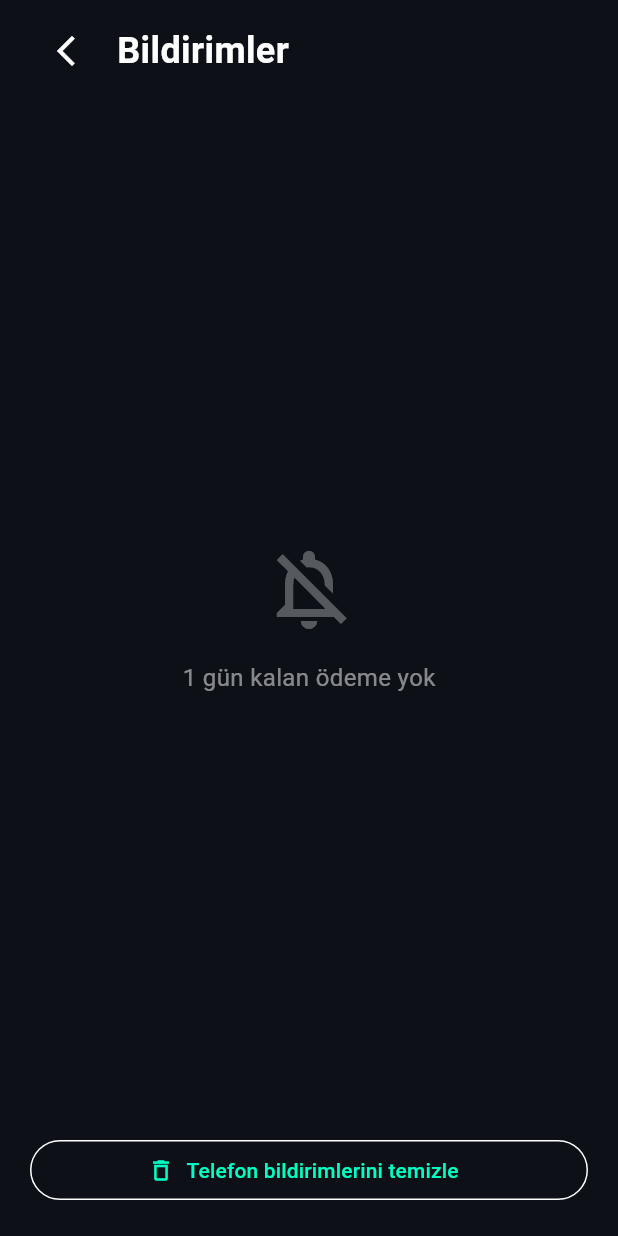
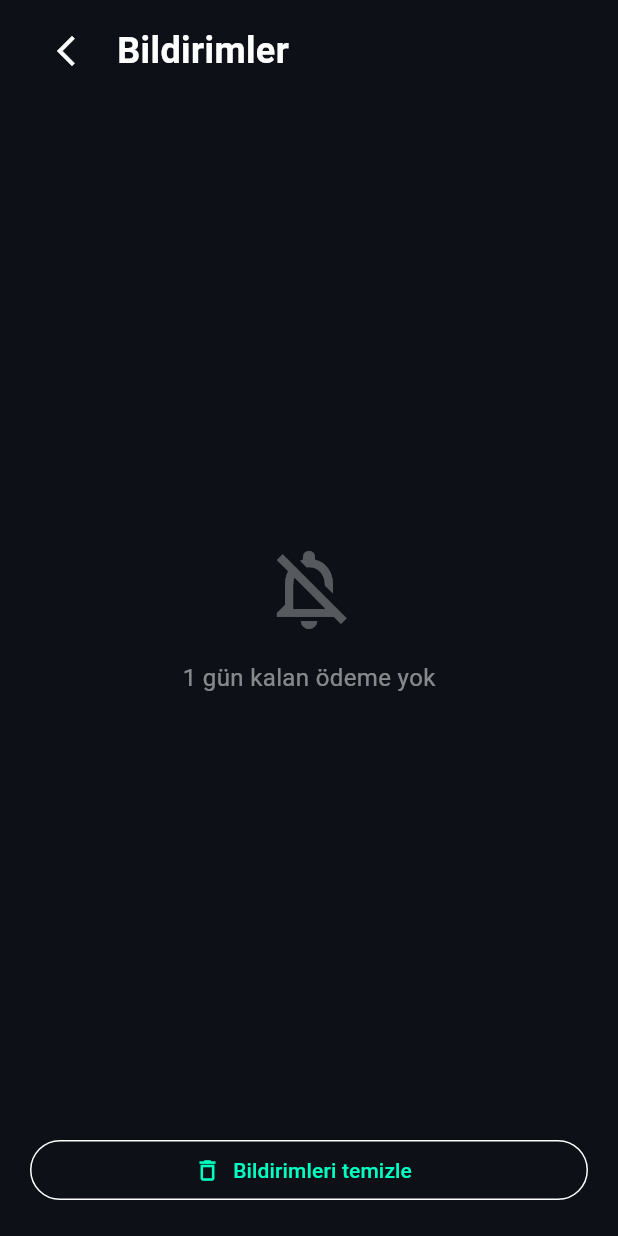
Before and after one commit to STmobiletr/abonekontrolios, a Flutter app: the NotificationScreen screen opened directly, on a phone screen of 412 x 824 dp. Run offline on Flutter 3.47's test engine with Material 3 defaults, Android fonts, the light colour scheme and no system bars; our stand-ins replace file_picker, fl_chart, flutter_local_notifications, flutter_riverpod, flutter_staggered_animations, google_mobile_ads and 5 more; accounts and stored records are empty; generated files the repository leaves out were written again; network calls fail.

Commit message:
notification update

```diff
--- a/lib/features/notifications/screens/notification_screen.dart
+++ b/lib/features/notifications/screens/notification_screen.dart
@@ -3,9 +3,9 @@ import 'package:hive/hive.dart';
 
 import '../../../core/constants/app_colors.dart';
 import '../../../core/constants/app_strings.dart';
-import '../../../core/services/notification_service.dart';
 import '../../../core/ui/glass_box.dart';
 import '../../subscriptions/models/subscription_model.dart';
+import '../../../core/services/notification_service.dart';
 
 /// Bildirimler ekranı.
 ///
@@ -22,8 +22,6 @@ class NotificationScreen extends StatefulWidget {
 
 class _NotificationScreenState extends State<NotificationScreen> {
   late final Box<SubscriptionModel> _subscriptionsBox;
-  bool _clearing = false;
-  bool _clearedOnce = false;
 
   @override
   void initState() {
@@ -56,9 +54,10 @@ class _NotificationScreenState extends State<NotificationScreen> {
     final confirmed = await showDialog<bool>(
       context: context,
       builder: (ctx) => AlertDialog(
-        title: const Text('Telefon bildirimlerini temizle'),
+        title: const Text('Bildirimleri temizle'),
         content: const Text(
-          'Telefonunuza planlanan/gösterilen bildirimler temizlenecek. Abonelikler silinmez.',
+          'Telefonunuza planlanan bildirimler temizlenecek. '
+          'Abonelikler silinmez.',
         ),
         actions: [
           TextButton(
@@ -75,26 +74,14 @@ class _NotificationScreenState extends State<NotificationScreen> {
 
     if (confirmed != true) return;
 
-    setState(() {
-      _clearing = true;
-    });
+    await NotificationService().cancelAllNotifications();
 
-    try {
-      await NotificationService().cancelAllNotifications();
-      if (!mounted) return;
-      setState(() {
-        _clearedOnce = true;
-      });
-      ScaffoldMessenger.of(context).showSnackBar(
-        const SnackBar(content: Text('Telefon bildirimleri temizlendi')),
-      );
-    } finally {
-      if (!mounted) return;
-      setState(() {
-        _clearing = false;
-      });
-    }
+    if (!mounted) return;
+    ScaffoldMessenger.of(context).showSnackBar(
+      const SnackBar(content: Text('Planlanan bildirimler temizlendi')),
+    );
   }
+
 
   @override
   Widget build(BuildContext context) {
@@ -128,40 +115,6 @@ class _NotificationScreenState extends State<NotificationScreen> {
                 ],
               ),
             ),
-
-            if (_clearedOnce)
-              Padding(
-                padding: const EdgeInsets.fromLTRB(20, 0, 20, 10),
-                child: GlassBox(
-                  borderRadius: 14,
-                  color: isDark
-                      ? AppColors.glassDarkTint.withOpacity(0.04)
-                      : AppColors.glassLightTint.withOpacity(0.04),
-                  borderColor: isDark
-                      ? AppColors.darkGlassBorder
-                      : AppColors.lightGlassBorder,
-                  padding: const EdgeInsets.all(12),
-                  child: Row(
-                    children: [
-                      Icon(
-                        Icons.info_outline,
-                        color: textColor.withOpacity(0.7),
-                        size: 18,
-                      ),
-                      const SizedBox(width: 10),
-                      Expanded(
-                        child: Text(
-                          'Bu ekran, ödeme tarihine 1 gün kalan abonelikleri gösterir. Temizleme işlemi sadece telefon bildirimlerini siler.',
-                          style: TextStyle(
-                            color: textColor.withOpacity(0.75),
-                            fontSize: 12,
-                          ),
-                        ),
-                      ),
-                    ],
-                  ),
-                ),
-              ),
 
             Expanded(
               child: StreamBuilder<BoxEvent>(
@@ -271,15 +224,9 @@ class _NotificationScreenState extends State<NotificationScreen> {
               child: SizedBox(
                 width: double.infinity,
                 child: OutlinedButton.icon(
-                  onPressed: _clearing ? null : _clearScheduledNotifications,
-                  icon: _clearing
-                      ? const SizedBox(
-                          width: 18,
-                          height: 18,
-                          child: CircularProgressIndicator(strokeWidth: 2),
-                        )
-                      : const Icon(Icons.delete_outline),
-                  label: Text(_clearing ? 'Temizleniyor...' : 'Telefon bildirimlerini temizle'),
+                  onPressed: _clearScheduledNotifications,
+                  icon: const Icon(Icons.delete_outline),
+                  label: const Text('Bildirimleri temizle'),
                 ),
               ),
             ),
--- a/pubspec.yaml
+++ b/pubspec.yaml
@@ -16,7 +16,7 @@ publish_to: 'none' # Remove this line if you wish to publish to pub.dev
 # https://developer.apple.com/library/archive/documentation/General/Reference/InfoPlistKeyReference/Articles/CoreFoundationKeys.html
 # In Windows, build-name is used as the major, minor, and patch parts
 # of the product and file versions while build-number is used as the build suffix.
-version: 1.0.0+36
+version: 1.0.0+37
 
 environment:
   sdk: ^3.9.2
```
